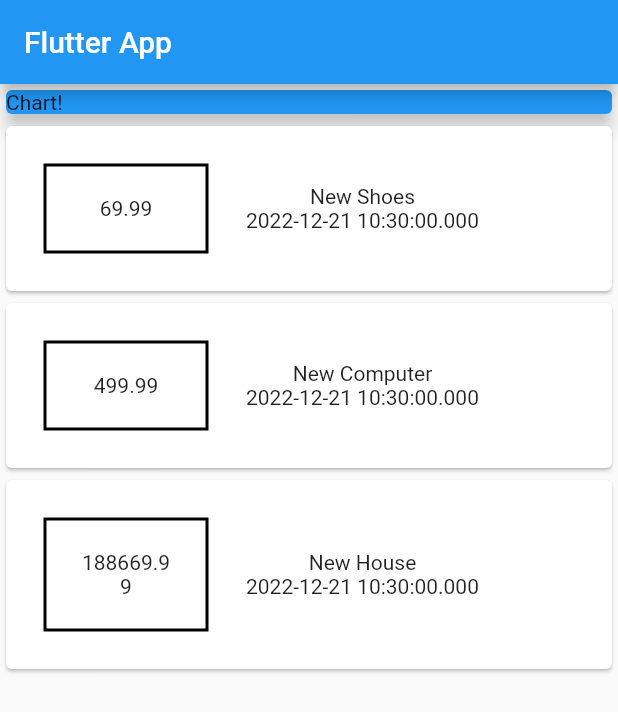
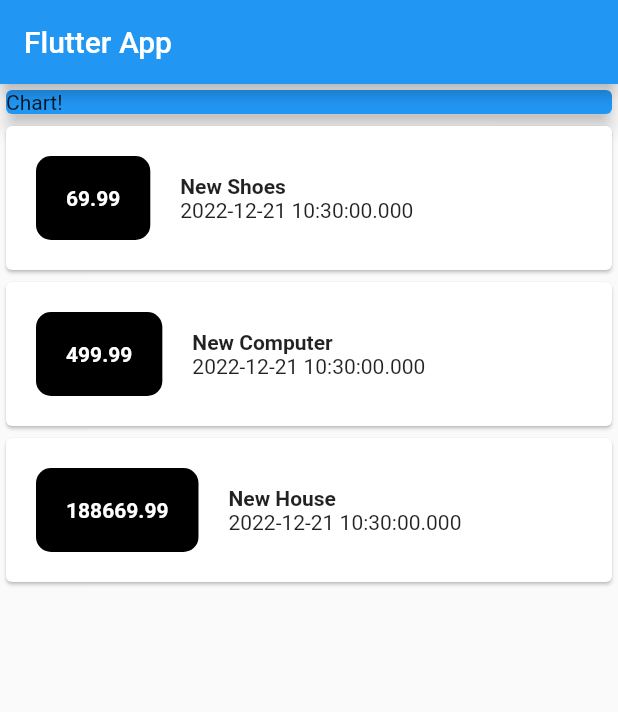
Before and after one commit to edewindt/expense-tracker-desktop, a Flutter app: the screen it shows after launch, on a phone screen of 412 x 824 dp. Shown: the top 712 px of the screen. Run offline on Flutter 3.47's test engine with Material 2 defaults, Android fonts, the phone set to English and light mode, and no system bars.

Commit message:
added border radius

```diff
--- a/lib/main.dart
+++ b/lib/main.dart
@@ -49,22 +49,26 @@ class MyHomePage extends StatelessWidget {
                   child: Row(
                     children: [
                       Container(
-                        margin: EdgeInsets.all(25),
+                        margin: EdgeInsets.all(20),
                         decoration: BoxDecoration(
-                            border: Border.all(
-                          color: Colors.black,
-                          width: 2,
-                        )),
+                            color: Colors.black,
+                            borderRadius:
+                                BorderRadius.all(Radius.circular(10))),
                         padding: EdgeInsets.all(20),
-                        width: 110,
                         child: Text(
                           transaction.amount.toString(),
                           textAlign: TextAlign.center,
+                          style: TextStyle(
+                              color: Colors.white, fontWeight: FontWeight.bold),
                         ),
                       ),
                       Column(
+                        crossAxisAlignment: CrossAxisAlignment.start,
                         children: [
-                          Text(transaction.title),
+                          Text(
+                            transaction.title,
+                            style: TextStyle(fontWeight: FontWeight.bold),
+                          ),
                           Text(transaction.date.toString())
                         ],
                       )
```
